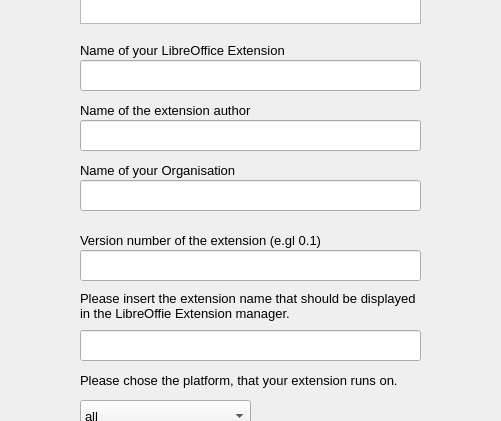
This is extensioncreator.ui in andreasma/liboextensioncreator as Qt 5 draws it before an edit; both pictures show x 110 to 611 and y 130 to 551 of the 931 by 927 pixel window. The edited form follows.
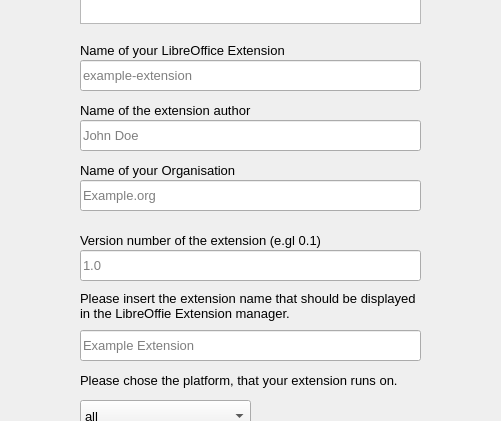
This is the edited form.

```diff
--- a/extensioncreator.ui
+++ b/extensioncreator.ui
@@ -33,6 +33,12 @@
      <height>31</height>
     </rect>
    </property>
+   <property name="text">
+    <string/>
+   </property>
+   <property name="placeholderText">
+    <string>example-extension</string>
+   </property>
   </widget>
   <widget class="QLabel" name="label">
    <property name="geometry">
@@ -61,6 +67,9 @@
      <height>31</height>
     </rect>
    </property>
+   <property name="placeholderText">
+    <string>Example.org</string>
+   </property>
   </widget>
   <widget class="QLabel" name="label_2">
    <property name="geometry">
@@ -148,6 +157,9 @@
    <property name="text">
     <string/>
    </property>
+   <property name="placeholderText">
+    <string>1.0</string>
+   </property>
   </widget>
   <widget class="QLabel" name="label_5">
    <property name="geometry">
@@ -320,6 +332,9 @@
    <property name="text">
     <string/>
    </property>
+   <property name="placeholderText">
+    <string>Example Extension</string>
+   </property>
   </widget>
   <widget class="QLineEdit" name="lineEdit_5">
    <property name="geometry">
@@ -330,6 +345,9 @@
      <height>31</height>
     </rect>
    </property>
+   <property name="placeholderText">
+    <string>John Doe</string>
+   </property>
   </widget>
   <widget class="QLabel" name="label_7">
    <property name="geometry">
```
Left out of the diff: 10 changed lines with no effect on the pictures.
